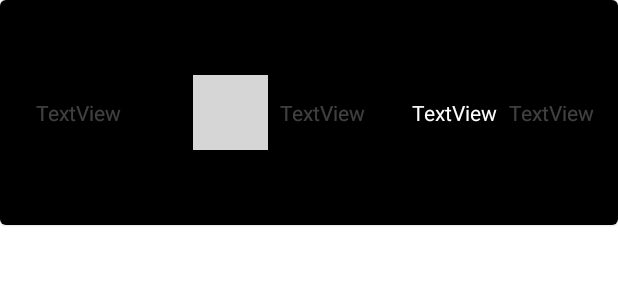
After one commit to FabianGC0610/WeatherApp, an Android app: the layout item_cardview_days.xml on its own in the app's theme, with its tools: preview values and no code run, on a phone screen of 412 x 824 dp. The commit adds this screen. Shown: the top 300 px of the screen. Run offline under Robolectric (Android 15) with nearby library versions, the phone set to English and light mode, and no system bars; grey boxes are pictures that could not be loaded.

Commit message:
Creacion de adaptador para recyclerView de dias

```diff
--- a/app/src/main/java/mx/kodemia/weatherapp/model/Daily.kt
+++ b/app/src/main/java/mx/kodemia/weatherapp/model/Daily.kt
@@ -9,4 +9,5 @@ data class Daily(
     val pressure: Int,
     val humidity: Int,
     val wind_speed: Double,
+    val weather: List<Weather>,
 )
--- a/app/src/main/java/mx/kodemia/weatherapp/view/adapters/HoursAdapter.kt
+++ b/app/src/main/java/mx/kodemia/weatherapp/view/adapters/HoursAdapter.kt
@@ -43,7 +43,6 @@ class HoursAdapter(private val context: Context, private val listHours: List<Cur
     override fun getItemCount(): Int = listHours.size
 
     class HoursHolder(view: View): RecyclerView.ViewHolder(view){
-        val cardView: MaterialCardView = view.findViewById(R.id.cardView_item_hours)
         val iv_icon_hours: ImageView = view.findViewById(R.id.imageViewIconHours)
         val tv_time_hours: TextView = view.findViewById(R.id.textViewTimeHours)
         val tv_temp_hours: TextView = view.findViewById(R.id.textViewTempHours)
--- /dev/null
+++ b/app/src/main/res/layout/item_cardview_days.xml
@@ -0,0 +1,67 @@
+<?xml version="1.0" encoding="utf-8"?>
+<com.google.android.material.card.MaterialCardView xmlns:android="http://schemas.android.com/apk/res/android"
+    xmlns:app="http://schemas.android.com/apk/res-auto"
+    xmlns:tools="http://schemas.android.com/tools"
+    android:layout_width="match_parent"
+    android:layout_height="150dp">
+
+    <androidx.constraintlayout.widget.ConstraintLayout
+        android:layout_width="match_parent"
+        android:layout_height="match_parent"
+        android:background="@color/black">
+
+        <TextView
+            android:id="@+id/textViewDay"
+            android:layout_width="wrap_content"
+            android:layout_height="wrap_content"
+            android:layout_marginStart="24dp"
+            android:textColor="@color/light_white"
+            android:text="TextView"
+            app:layout_constraintBottom_toBottomOf="parent"
+            app:layout_constraintStart_toStartOf="parent"
+            app:layout_constraintTop_toTopOf="parent" />
+
+        <ImageView
+            android:id="@+id/imageViewIconDays"
+            android:layout_width="50dp"
+            android:layout_height="50dp"
+            android:layout_marginStart="48dp"
+            app:layout_constraintBottom_toBottomOf="parent"
+            app:layout_constraintStart_toEndOf="@+id/textViewDay"
+            app:layout_constraintTop_toTopOf="parent"
+            tools:srcCompat="@tools:sample/avatars" />
+
+        <TextView
+            android:id="@+id/textViewForecastDays"
+            android:layout_width="wrap_content"
+            android:layout_height="wrap_content"
+            android:layout_marginStart="8dp"
+            android:textColor="@color/light_white"
+            android:text="TextView"
+            app:layout_constraintBottom_toBottomOf="parent"
+            app:layout_constraintStart_toEndOf="@+id/imageViewIconDays"
+            app:layout_constraintTop_toTopOf="parent" />
+
+        <TextView
+            android:id="@+id/textViewTempInDay"
+            android:layout_width="wrap_content"
+            android:layout_height="wrap_content"
+            android:layout_marginEnd="8dp"
+            android:textColor="@color/white"
+            android:text="TextView"
+            app:layout_constraintBottom_toBottomOf="parent"
+            app:layout_constraintEnd_toStartOf="@+id/textViewTempInNight"
+            app:layout_constraintTop_toTopOf="parent" />
+
+        <TextView
+            android:id="@+id/textViewTempInNight"
+            android:layout_width="wrap_content"
+            android:layout_height="wrap_content"
+            android:layout_marginEnd="16dp"
+            android:textColor="@color/light_white"
+            android:text="TextView"
+            app:layout_constraintBottom_toBottomOf="parent"
+            app:layout_constraintEnd_toEndOf="parent"
+            app:layout_constraintTop_toTopOf="parent" />
+    </androidx.constraintlayout.widget.ConstraintLayout>
+</com.google.android.material.card.MaterialCardView>
```
Also changed, not shown: app/src/main/java/mx/kodemia/weatherapp/view/adapters/DaysAdapter.kt (added, +58 -0 lines).
